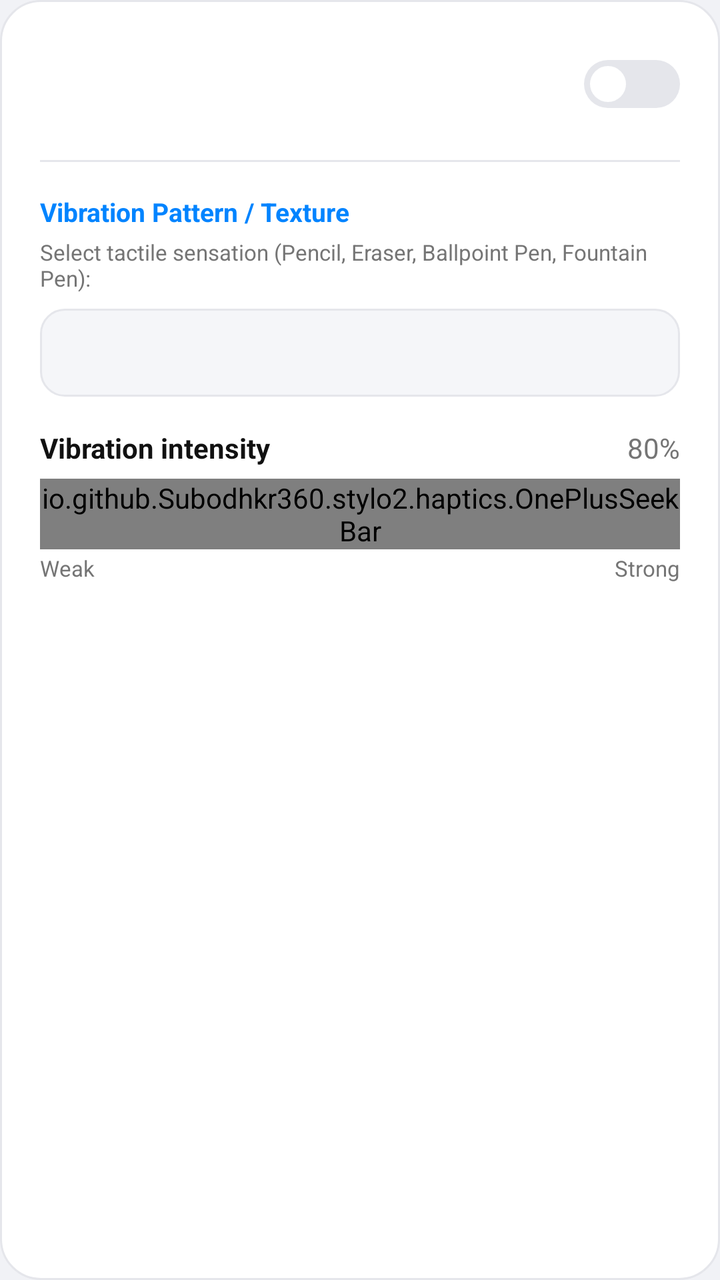
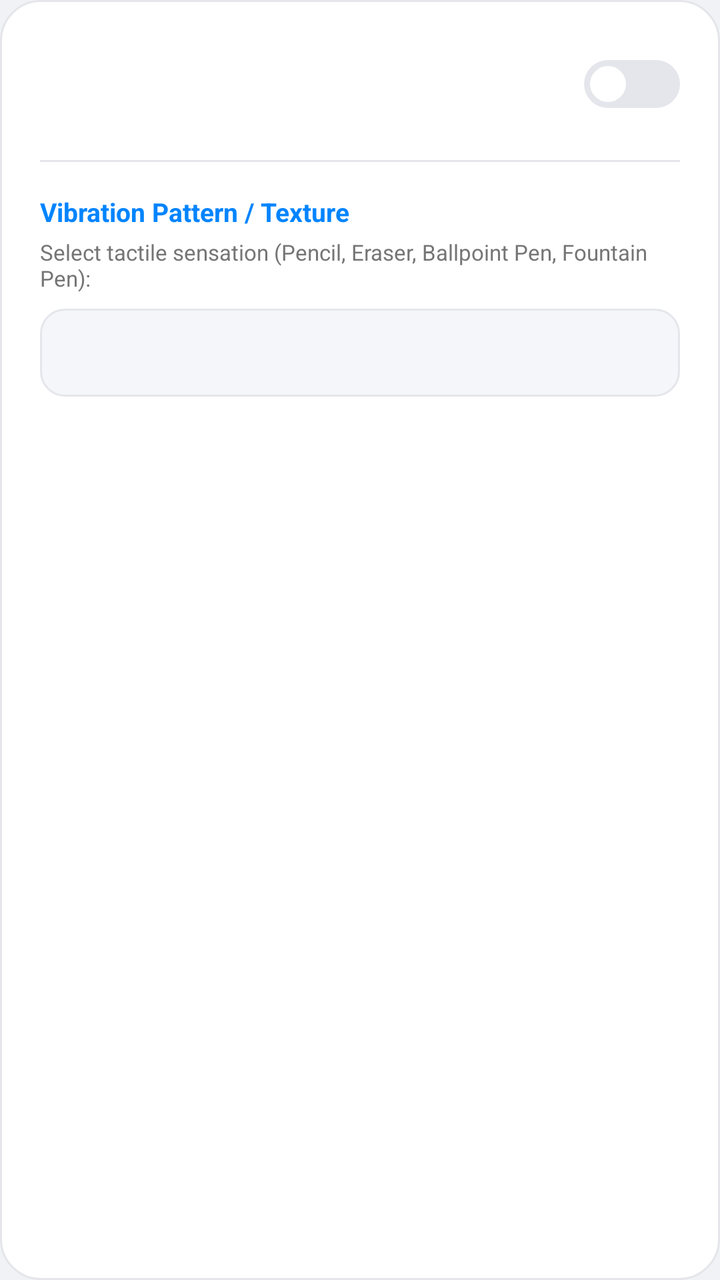

Before-and-after screenshots of an Android layout around one commit, followed by the original layout XML and the change that was made.
<!-- AndroidManifest.xml: application theme Theme.StyloHaptics -->
<!-- res/layout/dialog_app_profile.xml -->
<?xml version="1.0" encoding="utf-8"?>
<ScrollView xmlns:android="http://schemas.android.com/apk/res/android"
    android:layout_width="match_parent"
    android:layout_height="wrap_content"
    android:background="@drawable/card_bg"
    android:padding="20dp">

    <LinearLayout
        android:layout_width="match_parent"
        android:layout_height="wrap_content"
        android:orientation="vertical">

        
        <LinearLayout
            android:layout_width="match_parent"
            android:layout_height="wrap_content"
            android:orientation="horizontal"
            android:gravity="center_vertical"
            android:layout_marginBottom="16dp">

            <ImageView
                android:id="@+id/dialog_app_icon"
                android:layout_width="44dp"
                android:layout_height="44dp"
                android:layout_marginEnd="12dp"
                android:scaleType="fitCenter" />

            <LinearLayout
                android:layout_width="0dp"
                android:layout_height="wrap_content"
                android:layout_weight="1"
                android:orientation="vertical">

                <TextView
                    android:id="@+id/dialog_app_title"
                    android:layout_width="wrap_content"
                    android:layout_height="wrap_content"
                    android:textSize="17sp"
                    android:textStyle="bold"
                    android:textColor="@color/text_primary" />

                <TextView
                    android:id="@+id/dialog_app_package"
                    android:layout_width="wrap_content"
                    android:layout_height="wrap_content"
                    android:textSize="12sp"
                    android:textColor="@color/text_secondary"
                    android:singleLine="true"
                    android:ellipsize="middle" />
            </LinearLayout>

            <Switch
                android:id="@+id/dialog_app_switch"
                android:layout_width="wrap_content"
                android:layout_height="wrap_content" />
        </LinearLayout>

        
        <View
            android:layout_width="match_parent"
            android:layout_height="1dp"
            android:background="@color/border_subtle"
            android:layout_marginBottom="16dp" />

        
        <TextView
            android:layout_width="wrap_content"
            android:layout_height="wrap_content"
            android:text="Vibration Pattern / Texture"
            android:textSize="13sp"
            android:textStyle="bold"
            android:textColor="@color/primary_accent"
            android:layout_marginBottom="4dp" />

        <TextView
            android:layout_width="wrap_content"
            android:layout_height="wrap_content"
            android:text="Select tactile sensation (Pencil, Eraser, Ballpoint Pen, Fountain Pen):"
            android:textSize="11sp"
            android:textColor="@color/text_secondary"
            android:layout_marginBottom="8dp" />

        <Spinner
            android:id="@+id/dialog_spinner_pattern"
            android:layout_width="match_parent"
            android:layout_height="44dp"
            android:background="@drawable/edit_text_bg"
            android:popupBackground="@drawable/coloros_popup_menu_bg"
            android:dropDownVerticalOffset="6dp"
            android:popupElevation="16dp"
            android:layout_marginBottom="16dp" />

        
        <LinearLayout
            android:layout_width="match_parent"
            android:layout_height="wrap_content"
            android:orientation="horizontal"
            android:gravity="center_vertical"
            android:layout_marginBottom="6dp">

            <TextView
                android:layout_width="0dp"
                android:layout_height="wrap_content"
                android:layout_weight="1"
                android:text="Vibration intensity"
                android:textSize="14sp"
                android:textStyle="bold"
                android:textColor="@color/text_primary" />

            <TextView
                android:id="@+id/dialog_tv_strength_val"
                android:layout_width="wrap_content"
                android:layout_height="wrap_content"
                android:text="80%"
                android:textSize="14sp"
                android:textColor="@color/text_secondary" />
        </LinearLayout>

        <io.github.Subodhkr360.stylo2.haptics.OnePlusSeekBar
            android:id="@+id/dialog_seekbar_strength"
            android:layout_width="match_parent"
            android:layout_height="wrap_content"
            android:max="4"
            android:progress="3" />

        <LinearLayout
            android:layout_width="match_parent"
            android:layout_height="wrap_content"
            android:orientation="horizontal"
            android:layout_marginTop="2dp"
            android:layout_marginBottom="4dp">

            <TextView
                android:layout_width="wrap_content"
                android:layout_height="wrap_content"
                android:text="Weak"
                android:textSize="11sp"
                android:textColor="@color/text_secondary" />

            <View
                android:layout_width="0dp"
                android:layout_height="1dp"
                android:layout_weight="1" />

            <TextView
                android:layout_width="wrap_content"
                android:layout_height="wrap_content"
                android:text="Strong"
                android:textSize="11sp"
                android:textColor="@color/text_secondary" />
        </LinearLayout>
    </LinearLayout>
</ScrollView>
<!-- resources referenced by this layout -->
<resources>
  <color name="border_subtle">#E5E6EB</color>
  <color name="primary_accent">#0084FF</color>
  <color name="text_primary">#111111</color>
  <color name="text_secondary">#757575</color>
  <!-- drawable card_bg (drawable) -->
  <?xml version="1.0" encoding="utf-8"?>
  <shape xmlns:android="http://schemas.android.com/apk/res/android"
      android:shape="rectangle">
      <solid android:color="@color/bg_card" />
      <corners android:radius="20dp" />
      <stroke android:width="1dp" android:color="@color/border_subtle" />
  </shape>
  <!-- drawable coloros_popup_menu_bg (drawable) -->
  <?xml version="1.0" encoding="utf-8"?>
  <shape xmlns:android="http://schemas.android.com/apk/res/android"
      android:shape="rectangle">
      <solid android:color="@color/bg_popup" />
      <corners android:radius="18dp" />
      <stroke android:width="1dp" android:color="@color/border_subtle" />
      <padding
          android:top="8dp"
          android:bottom="8dp"
          android:left="6dp"
          android:right="6dp" />
  </shape>
  <!-- drawable edit_text_bg (drawable) -->
  <?xml version="1.0" encoding="utf-8"?>
  <shape xmlns:android="http://schemas.android.com/apk/res/android"
      android:shape="rectangle">
      <solid android:color="@color/bg_card_secondary" />
      <corners android:radius="12dp" />
      <stroke android:width="1dp" android:color="@color/border_subtle" />
      <padding android:left="12dp" android:right="12dp" android:top="10dp" android:bottom="10dp" />
  </shape>
  <color name="bg_card">#FFFFFF</color>
  <color name="bg_popup">#FFFFFF</color>
  <color name="bg_card_secondary">#F5F6F9</color>
  <color name="bg_main">#F1F2F6</color>
  <style name="OnePlusSwitch" parent="@android:style/Widget.Material.CompoundButton.Switch">
          <item name="android:track">@drawable/oneplus_switch_track</item>
          <item name="android:thumb">@drawable/oneplus_switch_thumb</item>
          <item name="android:showText">false</item>
          <item name="android:switchMinWidth">42dp</item>
          <item name="android:thumbTextPadding">0dp</item>
      </style>
  <!-- drawable oneplus_switch_track (drawable) -->
  <?xml version="1.0" encoding="utf-8"?>
  <selector xmlns:android="http://schemas.android.com/apk/res/android">
      <item android:state_checked="true">
          <shape android:shape="rectangle">
              <solid android:color="@color/primary_accent" />
              <corners android:radius="12dp" />
              <size android:width="42dp" android:height="24dp" />
          </shape>
      </item>
      <item>
          <shape android:shape="rectangle">
              <solid android:color="@color/switch_track_off" />
              <corners android:radius="12dp" />
              <size android:width="42dp" android:height="24dp" />
          </shape>
      </item>
  </selector>
  <!-- drawable oneplus_switch_thumb (drawable) -->
  <?xml version="1.0" encoding="utf-8"?>
  <layer-list xmlns:android="http://schemas.android.com/apk/res/android">
      <item
          android:top="3dp"
          android:bottom="3dp"
          android:left="3dp"
          android:right="3dp">
          <shape android:shape="oval">
              <solid android:color="#FFFFFF" />
              <size android:width="18dp" android:height="18dp" />
          </shape>
      </item>
  </layer-list>
  <color name="switch_track_off">#E5E6EB</color>
  <!-- unchanged entries left out for length: 1 -->
</resources>

<!-- the commit's change to res/layout/dialog_app_profile.xml (unified diff, before → after) -->
@@ -88,66 +88,6 @@
             android:popupBackground="@drawable/coloros_popup_menu_bg"
             android:dropDownVerticalOffset="6dp"
             android:popupElevation="16dp"
-            android:layout_marginBottom="16dp" />
-
-        
-        <LinearLayout
-            android:layout_width="match_parent"
-            android:layout_height="wrap_content"
-            android:orientation="horizontal"
-            android:gravity="center_vertical"
-            android:layout_marginBottom="6dp">
-
-            <TextView
-                android:layout_width="0dp"
-                android:layout_height="wrap_content"
-                android:layout_weight="1"
-                android:text="Vibration intensity"
-                android:textSize="14sp"
-                android:textStyle="bold"
-                android:textColor="@color/text_primary" />
-
-            <TextView
-                android:id="@+id/dialog_tv_strength_val"
-                android:layout_width="wrap_content"
-                android:layout_height="wrap_content"
-                android:text="80%"
-                android:textSize="14sp"
-                android:textColor="@color/text_secondary" />
-        </LinearLayout>
-
-        <io.github.Subodhkr360.stylo2.haptics.OnePlusSeekBar
-            android:id="@+id/dialog_seekbar_strength"
-            android:layout_width="match_parent"
-            android:layout_height="wrap_content"
-            android:max="4"
-            android:progress="3" />
-
-        <LinearLayout
-            android:layout_width="match_parent"
-            android:layout_height="wrap_content"
-            android:orientation="horizontal"
-            android:layout_marginTop="2dp"
-            android:layout_marginBottom="4dp">
-
-            <TextView
-                android:layout_width="wrap_content"
-                android:layout_height="wrap_content"
-                android:text="Weak"
-                android:textSize="11sp"
-                android:textColor="@color/text_secondary" />
-
-            <View
-                android:layout_width="0dp"
-                android:layout_height="1dp"
-                android:layout_weight="1" />
-
-            <TextView
-                android:layout_width="wrap_content"
-                android:layout_height="wrap_content"
-                android:text="Strong"
-                android:textSize="11sp"
-                android:textColor="@color/text_secondary" />
-        </LinearLayout>
+            android:layout_marginBottom="4dp" />
     </LinearLayout>
 </ScrollView>
